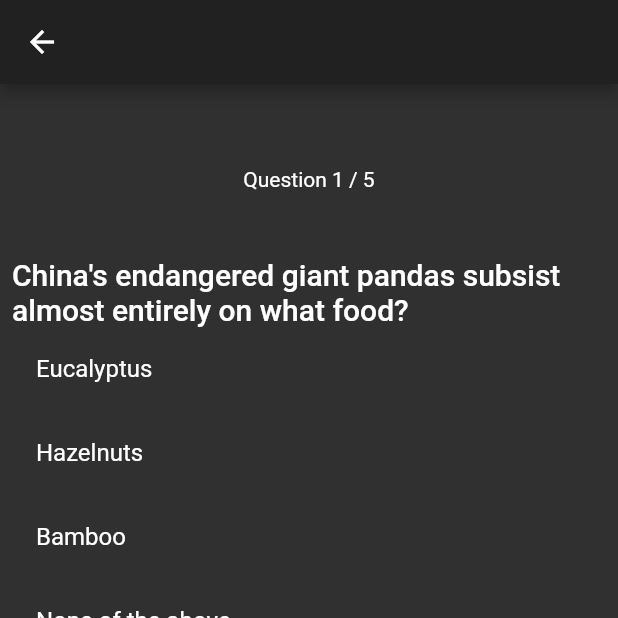
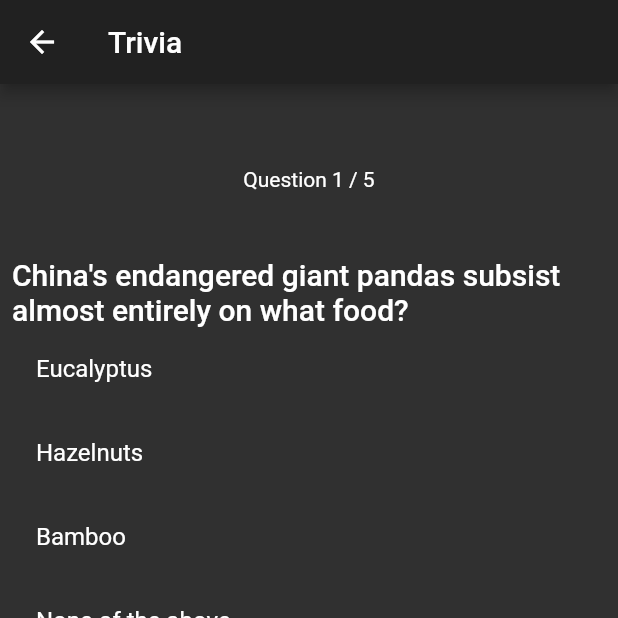
Before and after one commit to Symmetrics-Lab/extinct-games, a Flutter app: the screen it shows after launch, after a tap on "Trivia", on a phone screen of 412 x 824 dp, the top half of it. Run offline on Flutter 3.47's test engine with Material 2 defaults, Android fonts, the phone set to English and light mode, and no system bars; network calls fail.

Commit message:
Add titles, fix buttons styles

```diff
--- a/lib/src/ui/pages/animal_list.dart
+++ b/lib/src/ui/pages/animal_list.dart
@@ -36,7 +36,7 @@ class AnimalList extends StatelessWidget {
   Widget build(BuildContext context) {
     return Scaffold(
       appBar: AppBar(
-        title: Text('Save the planet'),
+        title: Text('Endangered Species'),
       ),
       body: Container(
         child: ListView.builder(
--- a/lib/src/ui/pages/explore.dart
+++ b/lib/src/ui/pages/explore.dart
@@ -18,7 +18,9 @@ class Explore extends StatelessWidget {
   @override
   Widget build(BuildContext context) {
     return Scaffold(
-      appBar: AppBar(),
+      appBar: AppBar(
+        title: Text('Explore'),
+      ),
       body: _buildCarousel(context),
     );
   }
--- a/lib/src/ui/pages/home.dart
+++ b/lib/src/ui/pages/home.dart
@@ -10,7 +10,7 @@ class Home extends StatelessWidget {
   Widget build(BuildContext context) {
     return Scaffold(
       appBar: AppBar(
-        title: Text('Endangered Species'),
+        title: Text('Extinct Games'),
       ),
       body: Center(
           child: Column(
@@ -26,30 +26,35 @@ class Home extends StatelessWidget {
               },
               child: Text(
                 'Explore',
-                style: TextStyle(color: Colors.black87),
+                style: TextStyle(color: Colors.black, fontSize: 18),
               ),
             ),
           ),
           Container(
             width: 200,
             child: RaisedButton(
-              color: Colors.purpleAccent,
+              color: Colors.cyanAccent,
               onPressed: () {
                 Navigator.of(context).pushNamed(AnimalList.routeName);
               },
               child: Text(
                 'Endangered species',
-                style: TextStyle(color: Colors.black),
+                style: TextStyle(color: Colors.black, fontSize: 18),
+                textAlign: TextAlign.center,
               ),
             ),
           ),
           Container(
             width: 200,
             child: RaisedButton(
+              color: Colors.cyanAccent,
               onPressed: () {
                 Navigator.of(context).pushNamed(Trivia.routeName);
               },
-              child: Text('Trivia'),
+              child: Text(
+                'Trivia',
+                style: TextStyle(color: Colors.black, fontSize: 18),
+              ),
             ),
           ),
           Container(
@@ -59,7 +64,7 @@ class Home extends StatelessWidget {
               onPressed: _launchURL,
               child: Text(
                 'Donate to WWF',
-                style: TextStyle(color: Colors.black87),
+                style: TextStyle(color: Colors.black87, fontSize: 18),
               ),
             ),
           ),
--- a/lib/src/ui/pages/trivia.dart
+++ b/lib/src/ui/pages/trivia.dart
@@ -56,7 +56,9 @@ class _TriviaState extends State<Trivia> {
     var score =
         Provider.of<QuestionProvider>(context, listen: false).currentScore;
     return Scaffold(
-      appBar: AppBar(),
+      appBar: AppBar(
+        title: Text('Trivia'),
+      ),
       body: Container(
           child: _finished
               ? FinishTrivia(
```
